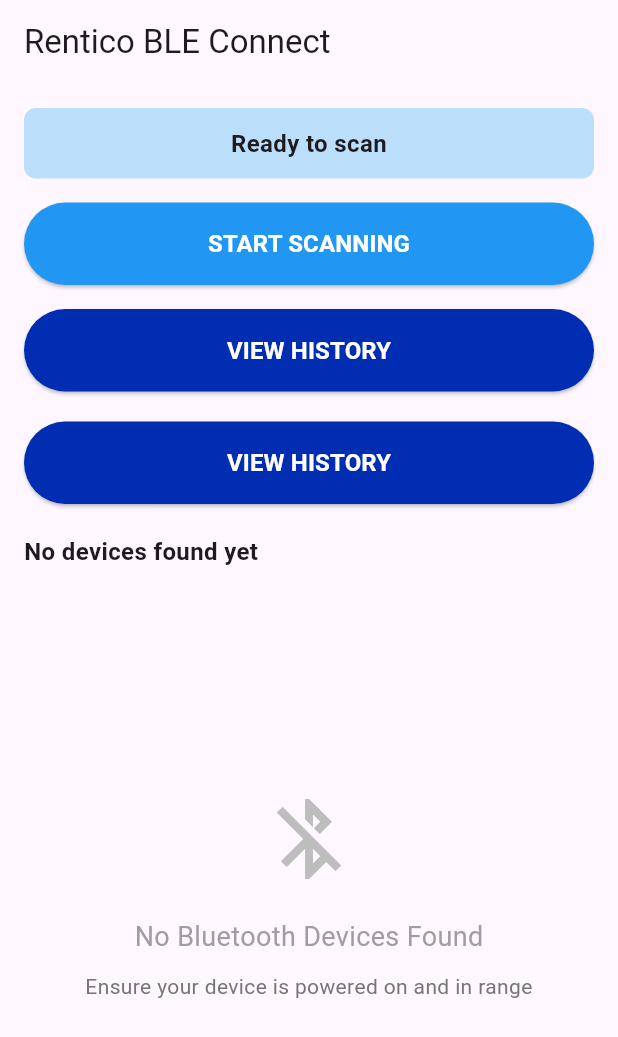
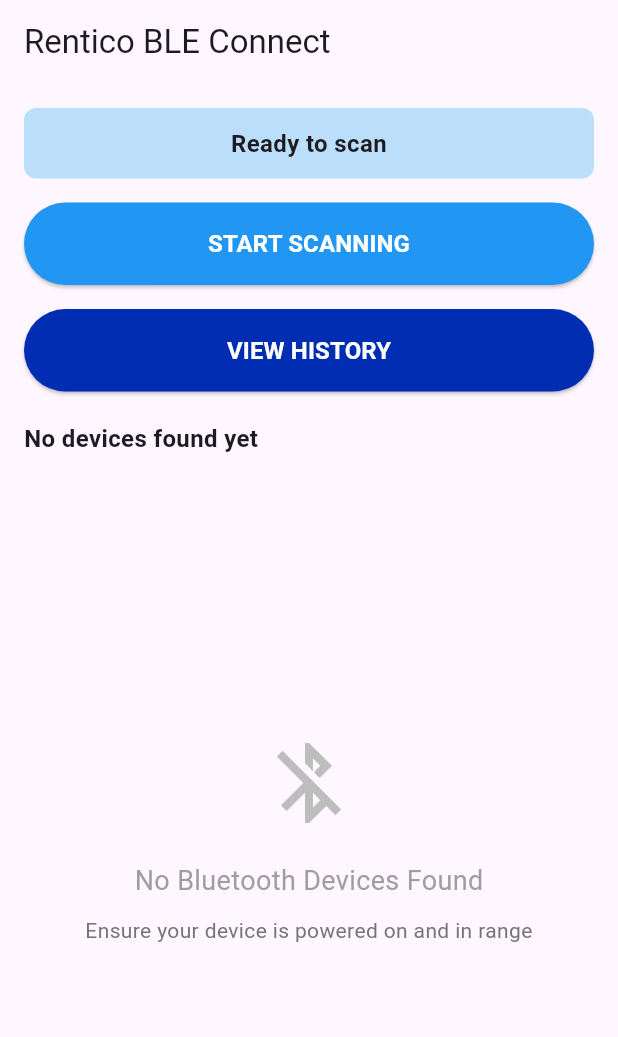
Before and after one commit to ihabco/ebladder, a Flutter app: the screen it shows after launch, on a phone screen of 412 x 824 dp. Shown: the top 1037 px of the screen. Run offline on Flutter 3.47's test engine with Material 3 defaults, Android fonts, the light colour scheme and no system bars; our stand-ins replace animated_text_kit, flutter_blue_plus, pdf, printing, share_plus, sqflite; accounts and stored records are empty.

Commit message:
removed the testing history button

```diff
--- a/lib/home_page.dart
+++ b/lib/home_page.dart
@@ -4,7 +4,7 @@
 import 'package:flutter_blue_plus/flutter_blue_plus.dart';
 import 'database_helper.dart';
 import 'history_page.dart';
-import 'histo_page.dart';
+//import 'histo_page.dart';
 import 'package:intl/intl.dart';
 import 'multiplied_page.dart';
 
@@ -875,7 +875,7 @@
         ),
         const SizedBox(height: 20),
         // NEW: Histogram Page button
-        ElevatedButton(
+       /*  ElevatedButton(
           onPressed: () {
             Navigator.push(
               context,
@@ -895,7 +895,7 @@
             ),
           ),
         ),
-        const SizedBox(height: 20),
+        const SizedBox(height: 20), */
 
         // Device list header
         Padding(
```
